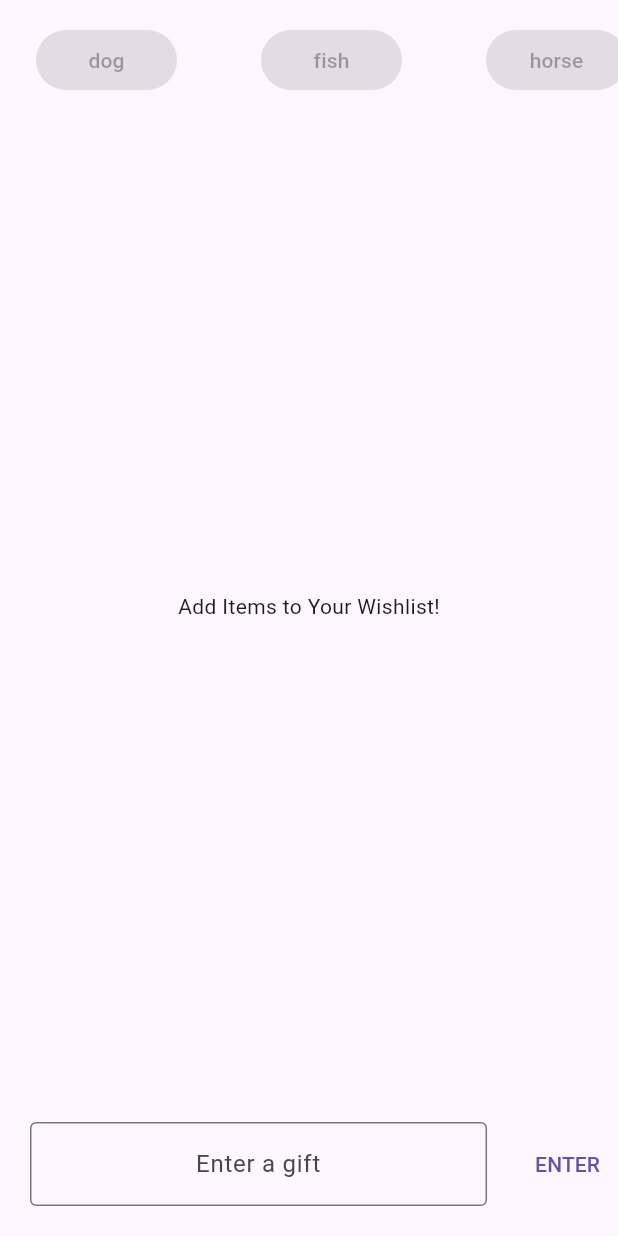
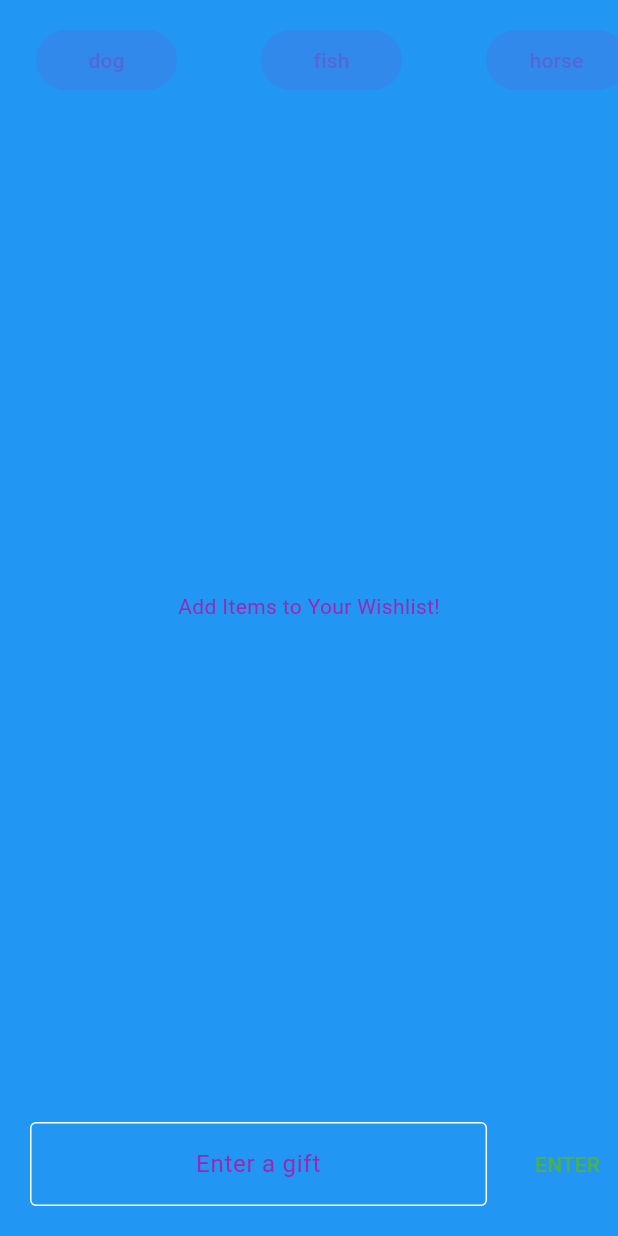
Before and after one commit to battafat/secret_santa, a Flutter app: the screen it shows after launch, on a phone screen of 412 x 824 dp. Run offline on Flutter 3.47's test engine with Material 3 defaults, Android fonts, the phone set to English and light mode, and no system bars; our stand-ins replace flutter_riverpod, riverpod_annotation; missing offline and left inert: flutter_sms.

Commit message:
updated MaterialApp with colorScheme

```diff
--- a/lib/main.dart
+++ b/lib/main.dart
@@ -25,6 +25,21 @@ class MyApp extends ConsumerWidget {
     final ColorScheme colorScheme = Theme.of(context).colorScheme;
 
     return MaterialApp(
+      theme: ThemeData(
+        useMaterial3: true,
+        colorScheme: ColorScheme(
+          brightness: Brightness.dark,
+          primary: Colors.green,
+          onPrimary: Colors.white,
+          secondary: Colors.grey,
+          onSecondary: Colors.black,
+          error: Colors.red,
+          onError: Colors.black,
+          background: Colors.black,
+          onBackground: Colors.white,
+          surface: Colors.blue,
+          onSurface: Colors.purple),
+      ),
       home: Scaffold(
           body: Center(
               child: Column(
```
